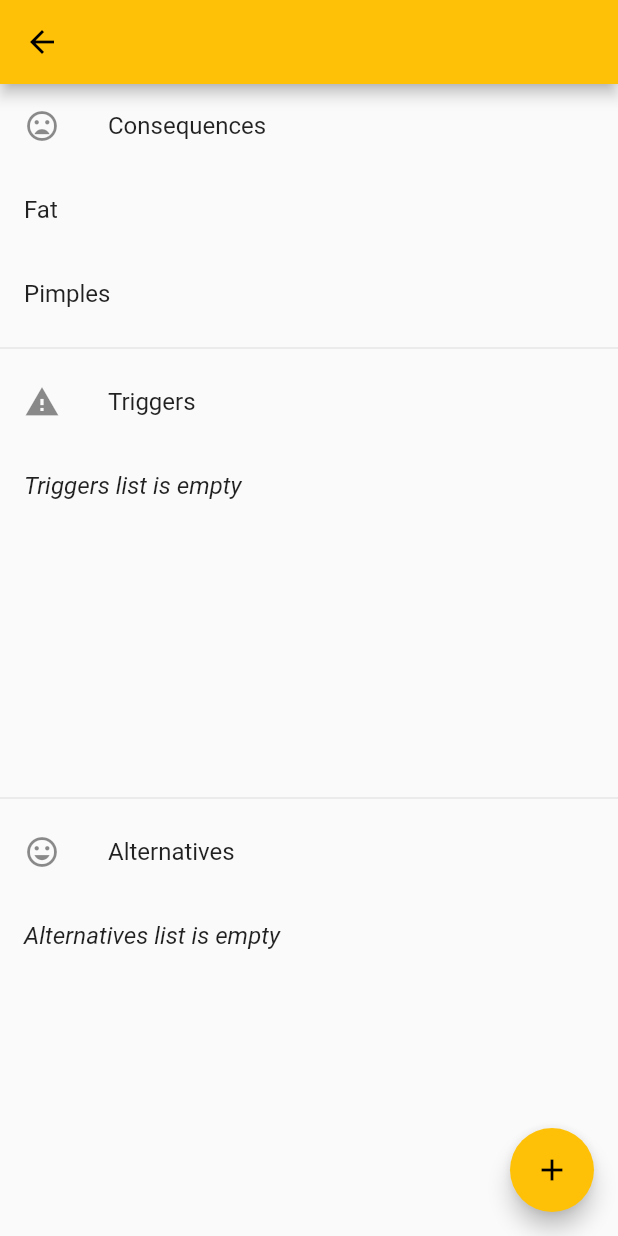
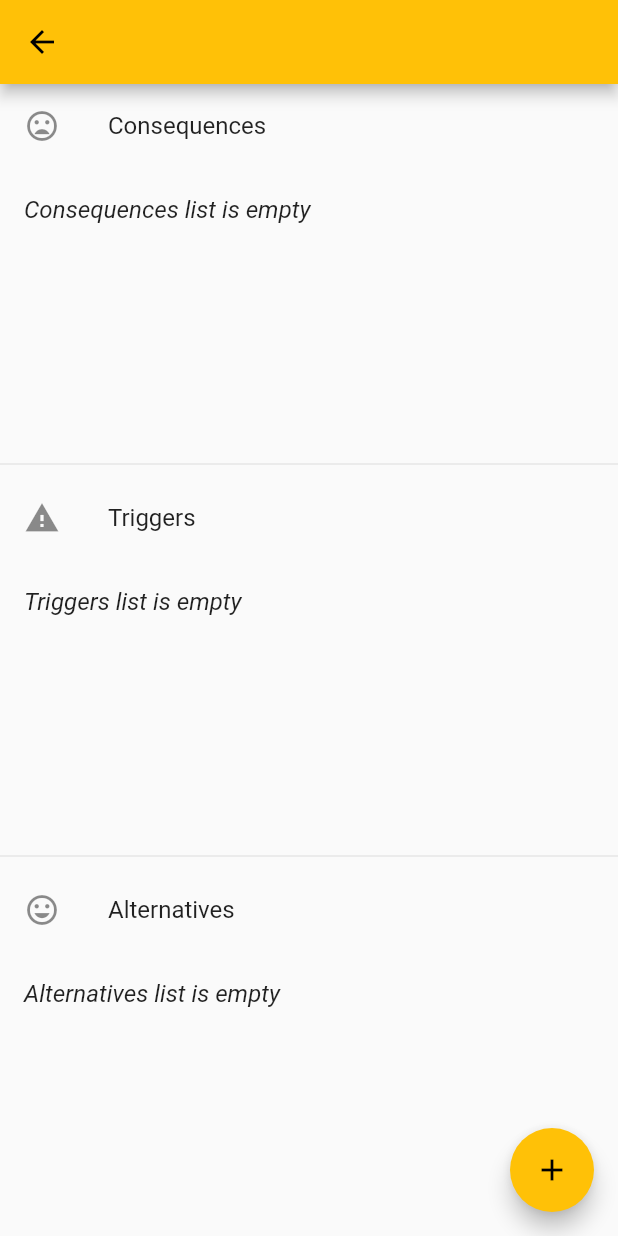
Before and after one commit to Undeadlol1/addictions_flutter, a Flutter app: the AddictionScreen screen opened directly with empty values, on a phone screen of 412 x 824 dp. Run offline on Flutter 3.47's test engine with Material 2 defaults, Android fonts, the phone set to English and light mode, and no system bars; drawn by our look-alikes of flutter_speed_dial; our stand-ins replace cloud_firestore, firebase_auth, flutter_signin_button, google_sign_in; accounts and stored records are empty.

Commit message:
add ConsequenceList

```diff
--- a/lib/screens/addction_screen/addiction_screen.dart
+++ b/lib/screens/addction_screen/addiction_screen.dart
@@ -1,4 +1,5 @@
 import 'package:addictions_flutter/screens/addction_screen/widgets/alternatives_list.dart';
+import 'package:addictions_flutter/screens/addction_screen/widgets/consequences_list.dart';
 import 'package:addictions_flutter/screens/addction_screen/widgets/triggers_list.dart';
 import 'package:addictions_flutter/screens/create_alternative_screen.dart';
 import 'package:addictions_flutter/screens/create_trigger_screen.dart';
@@ -22,8 +23,7 @@ class AddictionScreen extends StatelessWidget {
         mainAxisAlignment: MainAxisAlignment.start,
         children: <Widget>[
           ListTile(leading: Icon(Icons.mood_bad), title: Text('Consequences')),
-          ListTile(title: Text('Fat')),
-          ListTile(title: Text('Pimples')),
+          ConsequencesList(addictionId: args.addictionId),
           Divider(),
           ListTile(leading: Icon(Icons.warning), title: Text('Triggers')),
           TriggersList(addictionId: args.addictionId),
--- /dev/null
+++ b/lib/screens/addction_screen/widgets/consequences_list.dart
@@ -0,0 +1,62 @@
+import 'dart:ui';
+
+import 'package:addictions_flutter/screens/addction_screen/addiction_screen.dart';
+import 'package:cloud_firestore/cloud_firestore.dart';
+import 'package:firebase_auth/firebase_auth.dart';
+import 'package:flutter/material.dart';
+
+class ConsequencesList extends StatelessWidget {
+  ConsequencesList({Key key, this.addictionId}) : super(key: key);
+
+  final String addictionId;
+  final FirebaseAuth _auth = FirebaseAuth.instance;
+
+  @override
+  Widget build(BuildContext context) {
+    return Expanded(
+      child: StreamBuilder(
+          stream: _auth.onAuthStateChanged,
+          builder: (context, userSnapshot) {
+            if (userSnapshot.hasData)
+              return StreamBuilder<QuerySnapshot>(
+                  stream: Firestore.instance
+                      .collection('consequences')
+                      .where("userId", isEqualTo: userSnapshot.data.uid)
+                      .where("addictionId", isEqualTo: this.addictionId)
+                      .snapshots(),
+                  builder: (context, AsyncSnapshot<QuerySnapshot> snapshot) {
+                    if (snapshot.hasError)
+                      return new Text('Error: ${snapshot.error}');
+                    if (snapshot.connectionState == ConnectionState.waiting)
+                      return Center(child: CircularProgressIndicator());
+                    if (snapshot.data.documents.isNotEmpty) {
+                      return ListView(
+                        children: <Widget>[
+                          ...snapshot.data.documents
+                              .map((DocumentSnapshot document) {
+                            return GestureDetector(
+                                child: ListTile(
+                                  title: Text(document['name']),
+                                ),
+                                onTap: () {
+                                  Navigator.pushNamed(
+                                      context, AddictionScreen.routeName,
+                                      arguments: AddictionScreenArguments(
+                                          addictionId: document.documentID,
+                                          addictionName: document['name']));
+                                });
+                          }).toList(),
+                        ],
+                      );
+                    } else {
+                      return ListView(children: <Widget>[
+                        ListTile(
+                            title: Text('Consequences list is empty',
+                                style: TextStyle(fontStyle: FontStyle.italic)))
+                      ]);
+                    }
+                  });
+          }),
+    );
+  }
+}
```
